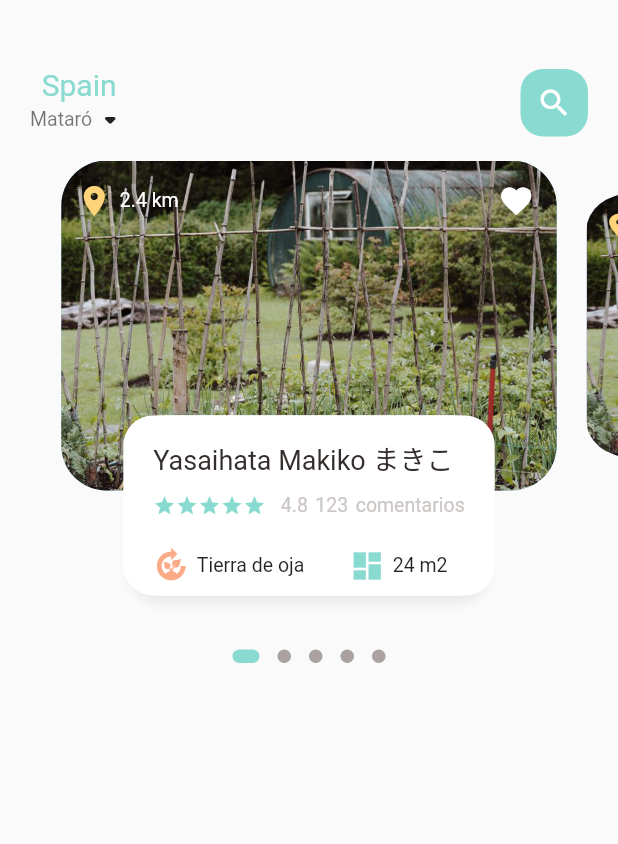
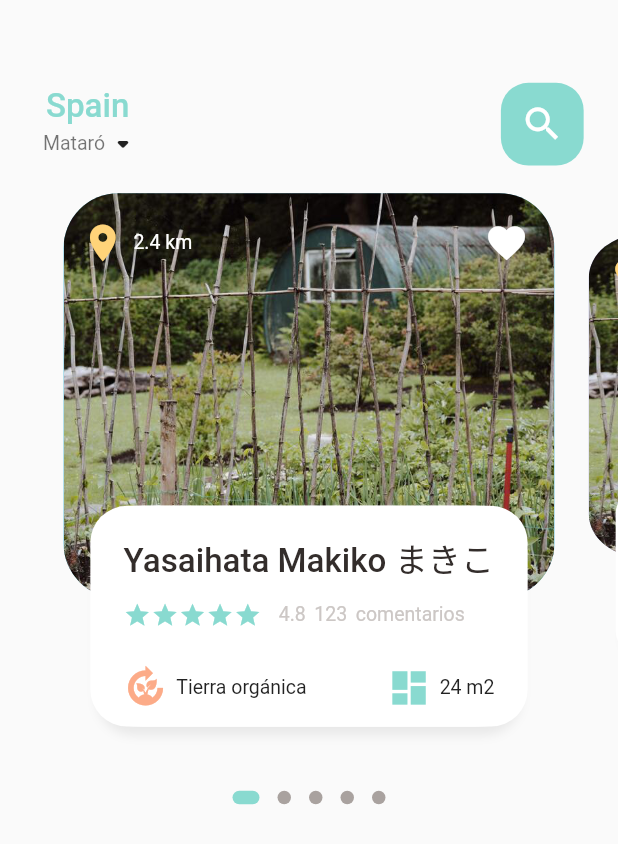
Before and after one commit to GitRockie/farmee, a Flutter app: the screen it shows after launch, on a phone screen of 412 x 824 dp. Shown: the top 844 px of the screen. Run offline on Flutter 3.47's test engine with Material 2 defaults, Android fonts, the phone set to English and light mode, and no system bars; drawn by our look-alikes of dots_indicator; our stand-ins replace get.

Commit message:
Values based on Screen Size
Dimensions static create
GetMaterialApp in main
Changing parameters according to Dimensions
Propotional Radius based on device,icon size

```diff
--- a/lib/home/farms_page_body.dart
+++ b/lib/home/farms_page_body.dart
@@ -1,5 +1,6 @@
 import 'package:dots_indicator/dots_indicator.dart';
 import 'package:farmee_app/utils/colors.dart';
+import 'package:farmee_app/utils/dimensions.dart';
 import 'package:farmee_app/widgets/big_text.dart';
 import 'package:farmee_app/widgets/icon_and_text.dart';
 import 'package:farmee_app/widgets/small_text.dart';
@@ -15,8 +16,8 @@ class FarmsPageBody extends StatefulWidget {
 class _FarmsPageBodyState extends State<FarmsPageBody> {
   PageController pageController = PageController(viewportFraction: 0.85);
   var _currentPageValue = 0.0;
-  double _scaleFactor = 0.8;
-  double _height = 220;
+  final double _scaleFactor = 0.8;
+  final double _height = Dimensions.pageViewContainer;
   //Overriding init state method
   @override
   void initState() {
@@ -30,16 +31,19 @@ class _FarmsPageBodyState extends State<FarmsPageBody> {
 
   @override
   void dispose() {
+    super.dispose();
     pageController.dispose();
   }
 
   @override
   Widget build(BuildContext context) {
+    //print(Dimensions.screenHeight);
+    //print(Dimensions.screenWidth);
     return Column(
       children: [
         SizedBox(
           //color: Colors.red,
-          height: 320,
+          height: Dimensions.pageView,
           child: PageView.builder(
               controller: pageController,
               itemCount: 5,
@@ -56,7 +60,7 @@ class _FarmsPageBodyState extends State<FarmsPageBody> {
             size: const Size.square(9.0),
             activeSize: const Size(18.0, 9.0),
             activeShape: RoundedRectangleBorder(
-                borderRadius: BorderRadius.circular(5.0)),
+                borderRadius: BorderRadius.circular(Dimensions.radius5)),
           ),
         )
       ],
@@ -93,10 +97,11 @@ class _FarmsPageBodyState extends State<FarmsPageBody> {
       child: Stack(
         children: [
           Container(
-              height: 220,
-              margin: const EdgeInsets.only(left: 10, right: 10),
+              height: Dimensions.pageViewContainer,
+              margin: EdgeInsets.only(
+                  left: Dimensions.width10, right: Dimensions.width10),
               decoration: BoxDecoration(
-                  borderRadius: BorderRadius.circular(30),
+                  borderRadius: BorderRadius.circular(Dimensions.radius30),
                   color: index.isEven
                       ? const Color(0xFF69c5df)
                       : const Color(0xFF9294cc),
@@ -109,8 +114,9 @@ class _FarmsPageBodyState extends State<FarmsPageBody> {
               mainAxisAlignment: MainAxisAlignment.spaceBetween,
               children: [
                 Container(
-                  margin:
-                      const EdgeInsets.symmetric(vertical: 15, horizontal: 20),
+                  margin: EdgeInsets.symmetric(
+                      vertical: Dimensions.height15,
+                      horizontal: Dimensions.width20),
                   child: const IconAndText(
                     icon: Icons.location_on,
                     iconColor: AppColors.yellowColor,
@@ -119,8 +125,9 @@ class _FarmsPageBodyState extends State<FarmsPageBody> {
                   ),
                 ),
                 Container(
-                  margin:
-                      const EdgeInsets.symmetric(vertical: 15, horizontal: 20),
+                  margin: EdgeInsets.symmetric(
+                      vertical: Dimensions.height15,
+                      horizontal: Dimensions.width20),
                   child: const IconAndText(
                     icon: Icons.favorite_outlined,
                     iconColor: Colors.white,
@@ -134,10 +141,13 @@ class _FarmsPageBodyState extends State<FarmsPageBody> {
           Align(
             alignment: Alignment.bottomCenter,
             child: Container(
-              height: 120,
-              margin: const EdgeInsets.only(left: 30, right: 30, bottom: 30),
+              height: Dimensions.pageViewTextContainer,
+              margin: EdgeInsets.only(
+                  left: Dimensions.width30,
+                  right: Dimensions.width30,
+                  bottom: Dimensions.height30),
               decoration: BoxDecoration(
-                  borderRadius: BorderRadius.circular(20),
+                  borderRadius: BorderRadius.circular(Dimensions.radius20),
                   color: Colors.white,
                   boxShadow: const [
                     BoxShadow(
@@ -148,72 +158,57 @@ class _FarmsPageBodyState extends State<FarmsPageBody> {
                     BoxShadow(color: Colors.white, offset: Offset(5, 0)),
                   ]),
               child: Container(
-                padding: const EdgeInsets.only(top: 15, left: 15, right: 15),
+                padding: EdgeInsets.only(
+                    top: Dimensions.height15,
+                    left: Dimensions.width15,
+                    right: Dimensions.width15),
                 child: Column(
                   crossAxisAlignment: CrossAxisAlignment.start,
                   children: [
-                    SingleChildScrollView(
-                      scrollDirection: Axis.horizontal,
-                      child: Row(
-                        children: [
                     BigText(
                       text: 'Yasaihata Makiko まきこ',
-                            size: 18,
                     ),
-                        ],
-                      ),
-                    ),
-                    const SizedBox(height: 10),
-                    SingleChildScrollView(
-                      scrollDirection: Axis.horizontal,
-                      child: Row(
+                    SizedBox(height: Dimensions.height10),
+                    Row(
                       mainAxisAlignment: MainAxisAlignment.start,
                       children: [
                         Wrap(
                           children: List.generate(
                               5,
-                                (index) => const Icon(
+                              (index) => Icon(
                                     Icons.star,
                                     color: AppColors.mainColor,
-                                      size: 15,
+                                    size: Dimensions.iconSize15,
                                   )),
                         ),
-                          const SizedBox(
-                            width: 10,
+                        SizedBox(
+                          width: Dimensions.width10,
                         ),
                         SmallText(
                           text: '4.8',
                         ),
-                          const SizedBox(
-                            width: 5,
+                        SizedBox(
+                          width: Dimensions.width5,
                         ),
                         SmallText(
                           text: '123',
                         ),
-                          const SizedBox(
-                            width: 5,
+                        SizedBox(
+                          width: Dimensions.width5,
                         ),
                         SmallText(text: 'comentarios')
                       ],
                     ),
+                    SizedBox(
+                      height: Dimensions.height20,
                     ),
-                    const SizedBox(
-                      height: 20,
-                    ),
-                    SingleChildScrollView(
-                      scrollDirection: Axis.horizontal,
-                      child: Row(
+                    Row(
+                      mainAxisAlignment: MainAxisAlignment.spaceBetween,
                       children: const [
                         IconAndText(
                           icon: Icons.compost,
                           iconColor: AppColors.iconColor2,
-                            text: 'Tierra de oja',
-                          ),
-                          SizedBox(
-                            width: 5,
-                          ),
-                          SizedBox(
-                            width: 25,
+                          text: 'Tierra orgánica',
                         ),
                         IconAndText(
                           icon: Icons.dashboard,
@@ -222,7 +217,6 @@ class _FarmsPageBodyState extends State<FarmsPageBody> {
                         ),
                       ],
                     ),
-                    )
                   ],
                 ),
               ),
--- a/lib/home/main_farms_page.dart
+++ b/lib/home/main_farms_page.dart
@@ -1,5 +1,6 @@
 import 'package:farmee_app/home/farms_page_body.dart';
 import 'package:farmee_app/utils/colors.dart';
+import 'package:farmee_app/utils/dimensions.dart';
 import 'package:farmee_app/widgets/big_text.dart';
 import 'package:farmee_app/widgets/small_text.dart';
 import 'package:flutter/material.dart';
@@ -16,8 +17,10 @@ class MainFarmsPage extends StatelessWidget {
         Container(
           //Scrolling parameter goes here
           child: Container(
-            margin: const EdgeInsets.only(top: 45, bottom: 15),
-            padding: const EdgeInsets.only(left: 20, right: 20),
+            margin: EdgeInsets.only(
+                top: Dimensions.height45, bottom: Dimensions.height15),
+            padding: EdgeInsets.only(
+                left: Dimensions.width20, right: Dimensions.width20),
             child: Row(
               mainAxisAlignment: MainAxisAlignment.spaceBetween,
               children: [
@@ -29,9 +32,13 @@ class MainFarmsPage extends StatelessWidget {
                     ),
                     Row(
                       children: [
-                        SmallText(
-                          text: 'Mataró',
-                          color: Colors.black54,
+                        Container(
+                          padding: EdgeInsets.only(
+                              left: Dimensions.width5, right: 0),
+                          child: SmallText(
+                            text: 'Mataró',
+                            color: Colors.black54,
+                          ),
                         ),
                         const Icon(Icons.arrow_drop_down_rounded)
                       ],
@@ -40,14 +47,16 @@ class MainFarmsPage extends StatelessWidget {
                 ),
                 Center(
                   child: Container(
-                    width: 45,
-                    height: 45,
+                    width: Dimensions.height45,
+                    height: Dimensions.height45,
                     decoration: BoxDecoration(
-                        borderRadius: BorderRadius.circular(15),
+                        borderRadius:
+                            BorderRadius.circular(Dimensions.radius15),
                         color: AppColors.mainColor),
-                    child: const Icon(
+                    child: Icon(
                       Icons.search,
                       color: Colors.white,
+                      size: Dimensions.iconSize24,
                     ),
                   ),
                 )
--- a/lib/main.dart
+++ b/lib/main.dart
@@ -1,5 +1,6 @@
 import 'package:farmee_app/home/main_farms_page.dart';
 import 'package:flutter/material.dart';
+import 'package:get/get.dart';
 
 void main() {
   runApp(const MyApp());
@@ -11,7 +12,7 @@ class MyApp extends StatelessWidget {
   // This widget is the root of your application.
   @override
   Widget build(BuildContext context) {
-    return MaterialApp(
+    return GetMaterialApp(
       debugShowCheckedModeBanner: false,
       title: 'Flutter Demo',
       theme: ThemeData(
--- /dev/null
+++ b/lib/utils/dimensions.dart
@@ -0,0 +1,37 @@
+import 'package:get/get.dart';
+
+class Dimensions {
+  static double screenHeight = Get.context!.height;
+  static double screenWidth = Get.context!.width;
+
+  static double pageView = screenHeight / 2.1;
+  static double pageViewContainer = screenHeight / 3.05;
+  static double pageViewTextContainer = screenHeight / 5.6;
+
+  //dynamic height padding, margin: top bottom
+  static double height5 = screenHeight / 134.4;
+  static double height10 = screenHeight / 67.2;
+  static double height15 = screenHeight / 44.8;
+  static double height20 = screenHeight / 33.6;
+  static double height30 = screenHeight / 22.4;
+  static double height45 = screenHeight / 14.93;
+
+  //dynamic width padding, margin: right, left
+  static double width5 = screenWidth / 72;
+  static double width10 = screenWidth / 36;
+  static double width15 = screenWidth / 24;
+  static double width20 = screenWidth / 18;
+  static double width30 = screenWidth / 12;
+  static double width45 = screenWidth / 8;
+
+  static double font18 = screenHeight / 37.3;
+
+  static double radius5 = screenHeight / 134.4;
+  static double radius15 = screenHeight / 44.8;
+  static double radius20 = screenHeight / 33.6;
+  static double radius30 = screenHeight / 22.4;
+
+  //icon size
+  static double iconSize15 = screenHeight / 44.8;
+  static double iconSize24 = screenHeight / 28;
+}
--- a/lib/widgets/big_text.dart
+++ b/lib/widgets/big_text.dart
@@ -1,3 +1,4 @@
+import 'package:farmee_app/utils/dimensions.dart';
 import 'package:flutter/material.dart';
 
 class BigText extends StatelessWidget {
@@ -9,7 +10,7 @@ class BigText extends StatelessWidget {
     super.key,
     this.color = const Color(0xFF332d2b),
     required this.text,
-    this.size = 20,
+    this.size = 0,
     this.overFlow = TextOverflow.ellipsis,
   });
 
@@ -21,9 +22,9 @@ class BigText extends StatelessWidget {
       overflow: overFlow,
       style: TextStyle(
           color: color,
-          fontWeight: FontWeight.w400,
+          fontWeight: FontWeight.w500,
           fontFamily: 'Roboto',
-          fontSize: size),
+          fontSize: size == 0 ? Dimensions.font18 : size),
     );
   }
 }
--- a/lib/widgets/icon_and_text.dart
+++ b/lib/widgets/icon_and_text.dart
@@ -1,3 +1,4 @@
+import 'package:farmee_app/utils/dimensions.dart';
 import 'package:farmee_app/widgets/small_text.dart';
 import 'package:flutter/material.dart';
 
@@ -20,9 +21,10 @@ class IconAndText extends StatelessWidget {
         Icon(
           icon,
           color: iconColor,
+          size: Dimensions.iconSize24,
         ),
-        const SizedBox(
-          width: 5,
+        SizedBox(
+          width: Dimensions.width5,
         ),
         SmallText(
           text: text,
```
Lines whose indentation alone changed are shown as unchanged.
